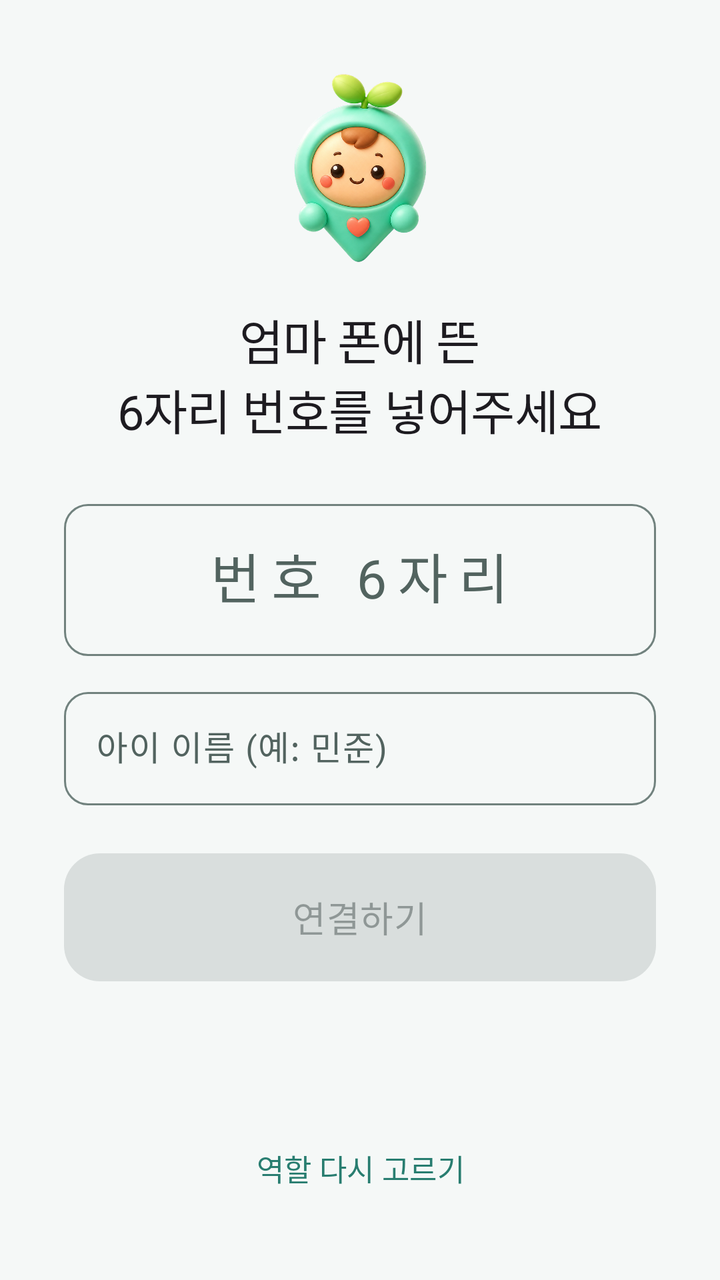
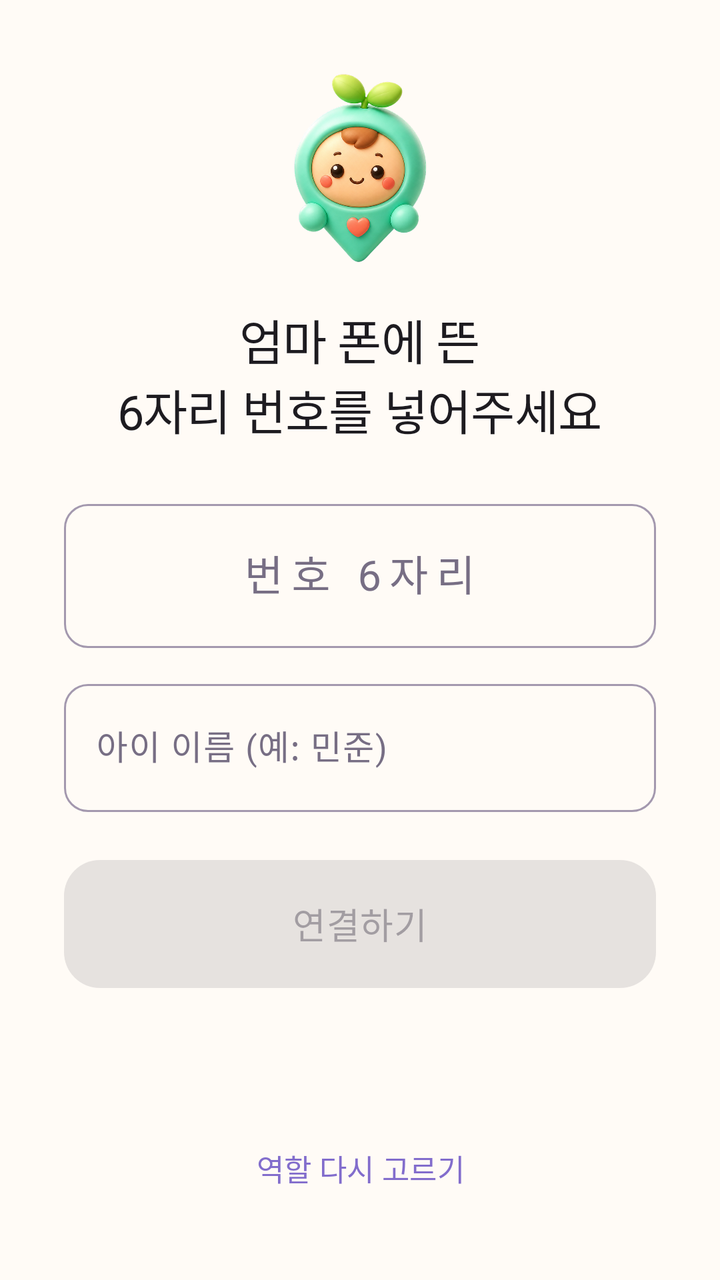

The first picture is an Android layout as it rendered before a commit; the second is the same layout after the commit. The layout source and the unified diff follow.
<!-- AndroidManifest.xml: application theme Theme.KidCare -->
<!-- res/layout/activity_child_pairing.xml -->
<?xml version="1.0" encoding="utf-8"?>
<LinearLayout xmlns:android="http://schemas.android.com/apk/res/android"
    android:layout_width="match_parent"
    android:layout_height="match_parent"
    android:orientation="vertical"
    android:gravity="center"
    android:padding="32dp"
    android:fitsSystemWindows="true">

    <ImageView
        android:layout_width="104dp"
        android:layout_height="104dp"
        android:layout_marginBottom="16dp"
        android:importantForAccessibility="no"
        android:src="@drawable/mascot_3d" />

    <TextView
        android:id="@+id/pairing_title"
        android:layout_width="wrap_content"
        android:layout_height="wrap_content"
        android:layout_marginBottom="24dp"
        android:gravity="center"
        android:text="@string/pairing_child_title"
        android:textAppearance="?attr/textAppearanceHeadlineSmall" />

    <com.google.android.material.textfield.TextInputLayout
        android:layout_width="match_parent"
        android:layout_height="wrap_content">

        <com.google.android.material.textfield.TextInputEditText
            android:id="@+id/code_input"
            android:layout_width="match_parent"
            android:layout_height="wrap_content"
            android:gravity="center"
            android:hint="@string/pairing_child_hint"
            android:inputType="textCapCharacters"
            android:maxLength="8"
            android:letterSpacing="0.2"
            android:paddingVertical="20dp"
            android:textAppearance="?attr/textAppearanceHeadlineMedium" />
    </com.google.android.material.textfield.TextInputLayout>

    <com.google.android.material.textfield.TextInputLayout
        android:layout_width="match_parent"
        android:layout_height="wrap_content"
        android:layout_marginTop="12dp">

        <com.google.android.material.textfield.TextInputEditText
            android:id="@+id/name_input"
            android:layout_width="match_parent"
            android:layout_height="wrap_content"
            android:hint="@string/pairing_child_name_hint"
            android:inputType="textPersonName"
            android:maxLength="20" />
    </com.google.android.material.textfield.TextInputLayout>

    <TextView
        android:id="@+id/error_text"
        android:layout_width="match_parent"
        android:layout_height="wrap_content"
        android:layout_marginTop="12dp"
        android:background="?attr/colorErrorContainer"
        android:gravity="center"
        android:paddingHorizontal="16dp"
        android:paddingVertical="12dp"
        android:textAppearance="?attr/textAppearanceBodyMedium"
        android:textColor="?attr/colorOnErrorContainer"
        android:visibility="gone" />

    <com.google.android.material.button.MaterialButton
        android:id="@+id/join_button"
        android:layout_width="match_parent"
        android:layout_height="64dp"
        android:layout_marginTop="24dp"
        android:enabled="false"
        android:text="@string/pairing_child_join"
        android:textAppearance="?attr/textAppearanceTitleMedium" />

    
    <Space
        android:layout_width="match_parent"
        android:layout_height="0dp"
        android:layout_weight="1" />

    <com.google.android.material.button.MaterialButton
        android:id="@+id/reset_role_button"
        style="@style/Widget.KidCare.Button.Text"
        android:layout_width="wrap_content"
        android:layout_height="wrap_content"
        android:text="@string/pairing_reset_role_button" />
</LinearLayout>
<!-- resources referenced by this layout -->
<resources>
  <style name="Theme.KidCare" parent="Theme.Material3.DayNight.NoActionBar">
          <item name="colorPrimary">@color/sky</item>
          <item name="colorOnPrimary">@color/on_accent</item>
          <item name="colorPrimaryContainer">@color/sky_soft</item>
          <item name="colorOnPrimaryContainer">@color/ink</item>
  
          <item name="colorSecondary">@color/apricot</item>
          <item name="colorOnSecondary">@color/on_accent</item>
          <item name="colorSecondaryContainer">@color/apricot_soft</item>
          <item name="colorOnSecondaryContainer">@color/on_apricot_soft</item>
  
          <item name="colorTertiary">@color/grass</item>
          <item name="colorOnTertiary">@color/on_accent</item>
          <item name="colorTertiaryContainer">@color/grass_soft</item>
          <item name="colorOnTertiaryContainer">@color/ink</item>
  
          <item name="colorError">@color/berry_ink</item>
          <item name="colorOnError">@color/paper_card</item>
          <item name="colorErrorContainer">@color/berry_soft</item>
          <item name="colorOnErrorContainer">@color/on_berry_soft</item>
  
          <item name="android:colorBackground">@color/paper</item>
          <item name="colorOnBackground">@color/ink</item>
          <item name="colorSurface">@color/paper</item>
          <item name="colorOnSurface">@color/ink</item>
          <item name="colorSurfaceVariant">@color/paper_fold</item>
          <item name="colorOnSurfaceVariant">@color/ink_soft</item>
          <item name="colorSurfaceContainerLowest">@color/paper_card</item>
          <item name="colorSurfaceContainerLow">@color/paper_card</item>
          <item name="colorSurfaceContainer">@color/paper_card</item>
          <item name="colorSurfaceContainerHigh">@color/paper_fold</item>
          <item name="colorSurfaceContainerHighest">@color/paper_fold</item>
          <item name="colorOutline">@color/line</item>
          <item name="colorOutlineVariant">@color/line_soft</item>
  
          <item name="shapeAppearanceCornerExtraSmall">@style/ShapeAppearance.KidCare.ExtraSmall</item>
          <item name="shapeAppearanceCornerSmall">@style/ShapeAppearance.KidCare.Small</item>
          <item name="shapeAppearanceCornerMedium">@style/ShapeAppearance.KidCare.Medium</item>
          <item name="shapeAppearanceCornerLarge">@style/ShapeAppearance.KidCare.Large</item>
          <item name="shapeAppearanceCornerExtraLarge">@style/ShapeAppearance.KidCare.ExtraLarge</item>
          <item name="shapeAppearanceSmallComponent">@style/ShapeAppearance.KidCare.Small</item>
          <item name="shapeAppearanceMediumComponent">@style/ShapeAppearance.KidCare.Medium</item>
          <item name="shapeAppearanceLargeComponent">@style/ShapeAppearance.KidCare.Large</item>
  
          <item name="textAppearanceDisplayLarge">@style/TextAppearance.KidCare.DisplayLarge</item>
          <item name="textAppearanceDisplayMedium">@style/TextAppearance.KidCare.DisplayMedium</item>
          <item name="textAppearanceDisplaySmall">@style/TextAppearance.KidCare.DisplaySmall</item>
          <item name="textAppearanceHeadlineLarge">@style/TextAppearance.KidCare.HeadlineLarge</item>
          <item name="textAppearanceHeadlineMedium">@style/TextAppearance.KidCare.HeadlineMedium</item>
          <item name="textAppearanceHeadlineSmall">@style/TextAppearance.KidCare.HeadlineSmall</item>
          <item name="textAppearanceTitleLarge">@style/TextAppearance.KidCare.TitleLarge</item>
          <item name="textAppearanceTitleMedium">@style/TextAppearance.KidCare.TitleMedium</item>
          <item name="textAppearanceTitleSmall">@style/TextAppearance.KidCare.TitleSmall</item>
          <item name="textAppearanceBodyLarge">@style/TextAppearance.KidCare.BodyLarge</item>
          <item name="textAppearanceBodyMedium">@style/TextAppearance.KidCare.BodyMedium</item>
          <item name="textAppearanceBodySmall">@style/TextAppearance.KidCare.BodySmall</item>
          <item name="textAppearanceLabelLarge">@style/TextAppearance.KidCare.LabelLarge</item>
          <item name="textAppearanceLabelMedium">@style/TextAppearance.KidCare.LabelMedium</item>
          <item name="textAppearanceLabelSmall">@style/TextAppearance.KidCare.LabelSmall</item>
  
          <item name="materialButtonStyle">@style/Widget.KidCare.Button</item>
          <item name="materialButtonOutlinedStyle">@style/Widget.KidCare.Button.Outlined</item>
          <item name="materialCardViewStyle">@style/Widget.KidCare.Card</item>
          <item name="bottomNavigationStyle">@style/Widget.KidCare.BottomNav</item>
          <item name="textInputStyle">@style/Widget.KidCare.TextField</item>
  
          <item name="android:statusBarColor" tools:targetApi="l">@color/paper</item>
          <item name="android:navigationBarColor">@color/paper_card</item>
          <item name="android:windowLightStatusBar" tools:targetApi="m">@bool/light_system_bars</item>
          <item name="android:windowLightNavigationBar" tools:targetApi="o_mr1">@bool/light_system_bars</item>
          <item name="android:windowBackground">@color/paper</item>
      </style>
  <color name="sky">#287D70</color>
  <color name="sky_soft">#D8EEE9</color>
  <color name="ink">#172522</color>
  <color name="apricot">#F2A65A</color>
  <color name="apricot_soft">#FFF0DF</color>
  <color name="on_apricot_soft">#4A2B0D</color>
  <color name="grass">#4EA970</color>
  <color name="grass_soft">#DDF3E4</color>
  <color name="berry_ink">#A23E3E</color>
  <color name="paper_card">#FFFFFF</color>
  <color name="berry_soft">#FCE7E7</color>
  <color name="on_berry_soft">#4B1717</color>
  <color name="paper">#F5F8F7</color>
  <color name="paper_fold">#E8F0EE</color>
  <color name="ink_soft">#52635F</color>
  <color name="line">#71827E</color>
  <color name="line_soft">#D8E3E0</color>
  <!-- unchanged entries left out for length: 35 -->
</resources>

<!-- the commit's change to res/layout/activity_child_pairing.xml (unified diff, before → after) -->
@@ -24,34 +24,38 @@
         android:textAppearance="?attr/textAppearanceHeadlineSmall" />
 
     <com.google.android.material.textfield.TextInputLayout
+        style="@style/Widget.KidCare.TextField"
         android:layout_width="match_parent"
-        android:layout_height="wrap_content">
+        android:layout_height="wrap_content"
+        android:hint="@string/pairing_child_hint">
 
         <com.google.android.material.textfield.TextInputEditText
             android:id="@+id/code_input"
             android:layout_width="match_parent"
             android:layout_height="wrap_content"
             android:gravity="center"
-            android:hint="@string/pairing_child_hint"
             android:inputType="textCapCharacters"
             android:maxLength="8"
             android:letterSpacing="0.2"
-            android:paddingVertical="20dp"
-            android:textAppearance="?attr/textAppearanceHeadlineMedium" />
+            android:minHeight="72dp"
+            android:textAppearance="?attr/textAppearanceTitleLarge" />
     </com.google.android.material.textfield.TextInputLayout>
 
     <com.google.android.material.textfield.TextInputLayout
+        style="@style/Widget.KidCare.TextField"
         android:layout_width="match_parent"
         android:layout_height="wrap_content"
-        android:layout_marginTop="12dp">
+        android:layout_marginTop="12dp"
+        android:hint="@string/pairing_child_name_hint">
 
         <com.google.android.material.textfield.TextInputEditText
             android:id="@+id/name_input"
             android:layout_width="match_parent"
             android:layout_height="wrap_content"
-            android:hint="@string/pairing_child_name_hint"
             android:inputType="textPersonName"
-            android:maxLength="20" />
+            android:maxLength="20"
+            android:minHeight="64dp"
+            android:textAppearance="?attr/textAppearanceBodyLarge" />
     </com.google.android.material.textfield.TextInputLayout>
 
     <TextView
<!-- resource entries referenced after the edit -->
@@ -1,6 +1,6 @@
 <!-- resources referenced by this layout -->
 <resources>
-  <style name="Theme.KidCare" parent="Theme.Material3.DayNight.NoActionBar">
+  <style name="Theme.KidCare" parent="Theme.Material3.Light.NoActionBar">
           <item name="colorPrimary">@color/sky</item>
           <item name="colorOnPrimary">@color/on_accent</item>
           <item name="colorPrimaryContainer">@color/sky_soft</item>
@@ -71,24 +71,25 @@
           <item name="android:windowLightStatusBar" tools:targetApi="m">@bool/light_system_bars</item>
           <item name="android:windowLightNavigationBar" tools:targetApi="o_mr1">@bool/light_system_bars</item>
           <item name="android:windowBackground">@color/paper</item>
+          <item name="android:forceDarkAllowed" tools:targetApi="q">false</item>
       </style>
-  <color name="sky">#287D70</color>
-  <color name="sky_soft">#D8EEE9</color>
-  <color name="ink">#172522</color>
-  <color name="apricot">#F2A65A</color>
-  <color name="apricot_soft">#FFF0DF</color>
-  <color name="on_apricot_soft">#4A2B0D</color>
-  <color name="grass">#4EA970</color>
-  <color name="grass_soft">#DDF3E4</color>
-  <color name="berry_ink">#A23E3E</color>
-  <color name="paper_card">#FFFFFF</color>
-  <color name="berry_soft">#FCE7E7</color>
-  <color name="on_berry_soft">#4B1717</color>
-  <color name="paper">#F5F8F7</color>
-  <color name="paper_fold">#E8F0EE</color>
-  <color name="ink_soft">#52635F</color>
-  <color name="line">#71827E</color>
-  <color name="line_soft">#D8E3E0</color>
+  <color name="sky">#826DCC</color>
+  <color name="sky_soft">#EEE9FF</color>
+  <color name="ink">#342D3F</color>
+  <color name="apricot">#F2A05F</color>
+  <color name="apricot_soft">#FFF0E2</color>
+  <color name="on_apricot_soft">#5A3216</color>
+  <color name="grass">#7E9D68</color>
+  <color name="grass_soft">#EDF4E7</color>
+  <color name="berry_ink">#B64C66</color>
+  <color name="paper_card">#FFFEFC</color>
+  <color name="berry_soft">#FDE8F2</color>
+  <color name="on_berry_soft">#5B213C</color>
+  <color name="paper">#FFFBF6</color>
+  <color name="paper_fold">#F5F0FF</color>
+  <color name="ink_soft">#776E84</color>
+  <color name="line">#A398AE</color>
+  <color name="line_soft">#E9E1ED</color>
   <!-- unchanged entries left out for length: 35 -->
 </resources>
 
